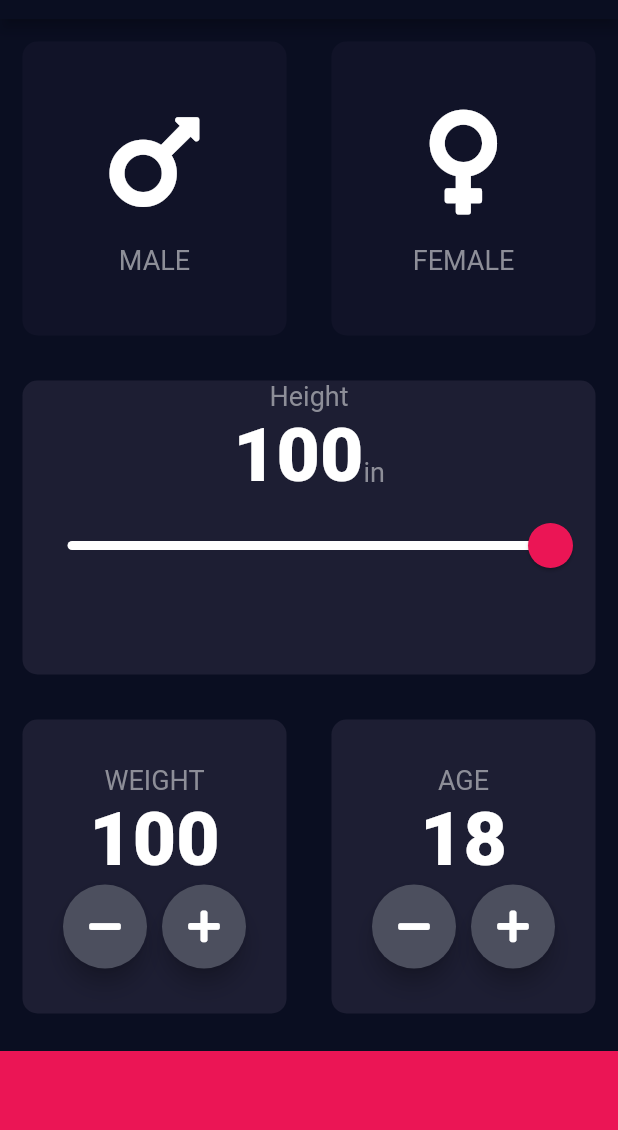
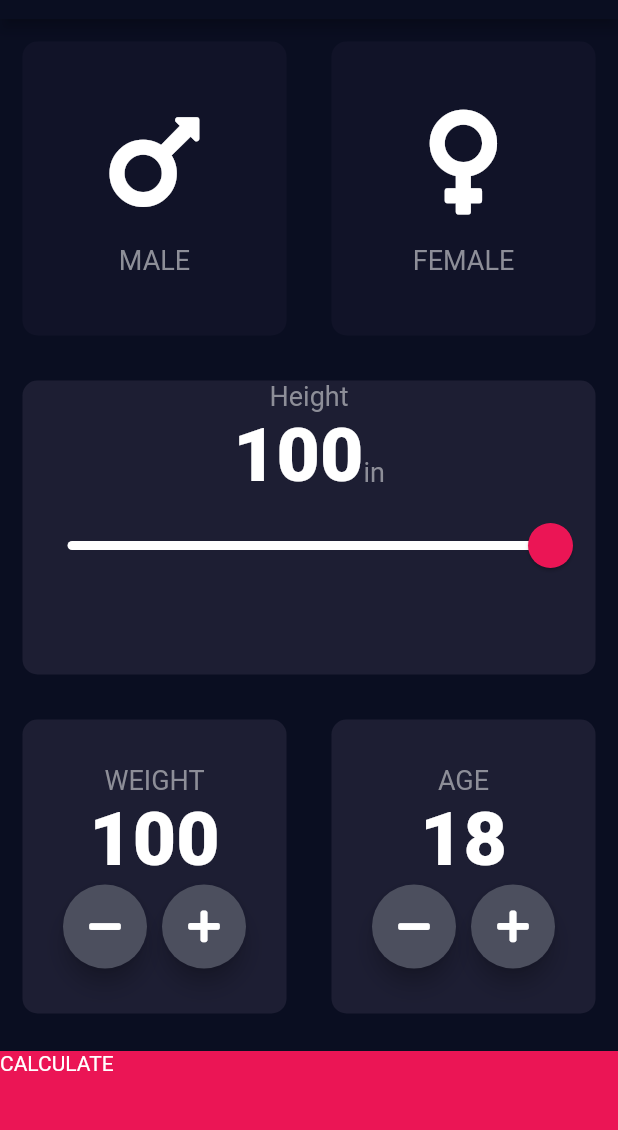
Before and after one commit to Terrence-Beckham/bmi_calc_app, a Flutter app: the screen it shows after launch, on a phone screen of 412 x 824 dp, the part 65-1195 px from its top. Run offline on Flutter 3.47's test engine with Material 2 defaults, Android fonts, the phone set to English and light mode, and no system bars; our stand-ins replace font_awesome_flutter.

```diff
--- a/lib/input_page.dart
+++ b/lib/input_page.dart
@@ -1,3 +1,5 @@
+import 'dart:ui';
+import 'package:bmi_calc_app/results_page.dart';
 import 'package:flutter/material.dart';
 import 'package:font_awesome_flutter/font_awesome_flutter.dart';
 import 'reuseable_card.dart';
@@ -156,7 +158,6 @@ class _InputPageState extends State<InputPage> {
                                   setState(() {
                                     weight--;
                                   });
-                                  ;
                                 },
                               ),
                               const SizedBox(width: 10.0),
@@ -222,11 +223,19 @@ class _InputPageState extends State<InputPage> {
               ],
             ),
           ),
-          Container(
-            color: kBottomContainerColor,
-            width: double.infinity,
-            margin: const EdgeInsets.only(top: 10),
-            height: kBottomContainerHeight,
+          GestureDetector(
+            onTap: () {
+              Navigator.push(context, MaterialPageRoute(builder: (context) {
+                return const ResultsPage();
+              }));
+            },
+            child: Container(
+              child: const Text('CALCULATE'),
+              color: kBottomContainerColor,
+              width: double.infinity,
+              margin: const EdgeInsets.only(top: 10),
+              height: kBottomContainerHeight,
+            ),
           ),
         ],
       ),
```
Also changed, not shown: lib/results_page.dart (added, +15 -0 lines).
